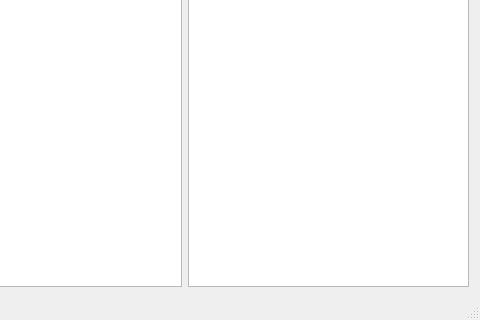
Rolloke/GUI-Apps, file Qt/ArduinoUnittest/ArduinoUnittest/mainwindow.ui: the form before one commit; both pictures show x 112 to 592 and y 485 to 805 of the 592 by 805 pixel window.
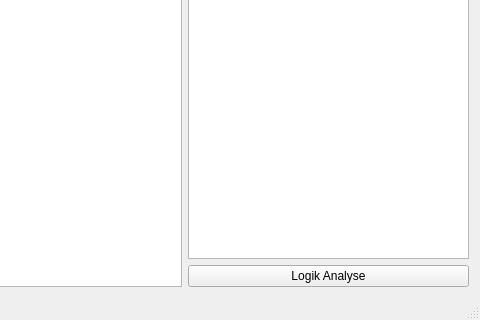
The form after the commit.

```diff
--- a/Qt/ArduinoUnittest/ArduinoUnittest/mainwindow.ui
+++ b/Qt/ArduinoUnittest/ArduinoUnittest/mainwindow.ui
@@ -365,6 +365,19 @@
           </property>
          </widget>
         </item>
+        <item>
+         <widget class="QPushButton" name="btnLogicAnalyzer">
+          <property name="text">
+           <string>Logik Analyse</string>
+          </property>
+          <property name="checkable">
+           <bool>true</bool>
+          </property>
+         </widget>
+        </item>
+        <item>
+         <layout class="QHBoxLayout" name="horizontalLayout"/>
+        </item>
        </layout>
       </item>
      </layout>
```
